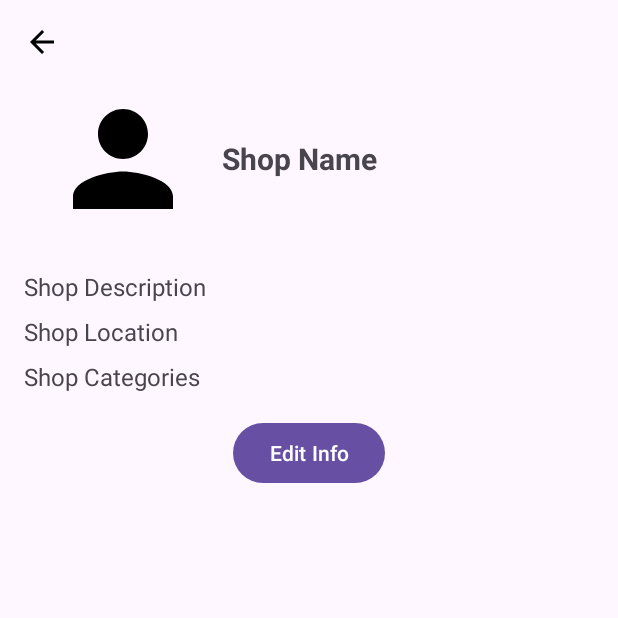
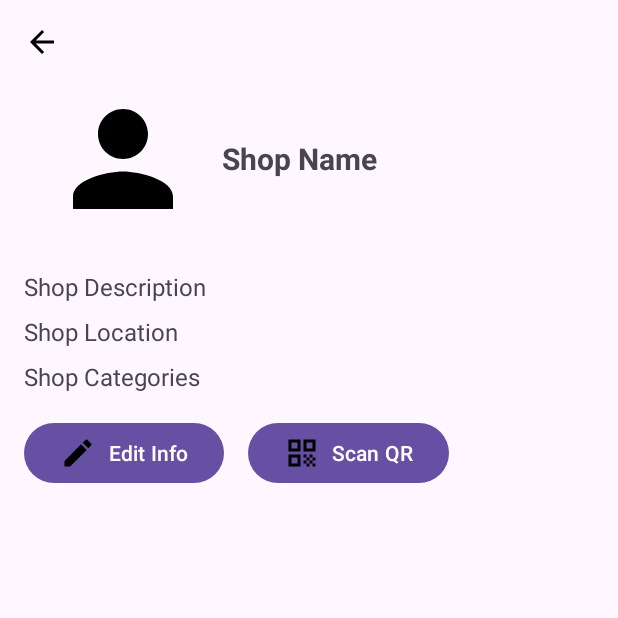
Before and after one commit to reeves63/VirtualMembership_MobileApp, an Android app: the ShopDetailActivity screen opened directly, with no data from a screen before it, on a phone screen of 412 x 824 dp, the top half of it. Run offline under Robolectric (Android 15) with nearby library versions, the phone set to English and light mode, and no system bars; our stand-ins replace Firebase (no records; nobody signed in at launch, a user with empty details on screens opened directly).

Commit message:
Wira (UωU)

```diff
--- a/app/src/main/res/layout/activity_shop_detail.xml
+++ b/app/src/main/res/layout/activity_shop_detail.xml
@@ -74,14 +74,34 @@
             android:textSize="16sp"
             android:layout_marginTop="8dp" />
 
-        <!-- Tombol untuk Edit Info Toko -->
-        <Button
-            android:id="@+id/buttonEditShopInfo"
+        <!-- Tombol Edit Info dan Scan QR -->
+        <LinearLayout
             android:layout_width="wrap_content"
             android:layout_height="wrap_content"
-            android:text="Edit Info"
-            android:layout_marginTop="16dp"
-            android:layout_gravity="center" />
+            android:orientation="horizontal"
+            android:gravity="center"
+            android:layout_marginTop="16dp">
+
+            <!-- Tombol Edit Info -->
+            <Button
+                android:id="@+id/buttonEditShopInfo"
+                android:layout_width="wrap_content"
+                android:layout_height="wrap_content"
+                android:drawableLeft="@drawable/ic_edit"
+                android:drawablePadding="8dp"
+                android:text="Edit Info"
+                android:layout_marginEnd="8dp" />
+
+            <!-- Tombol Scan QR -->
+            <Button
+                android:id="@+id/buttonScanQR"
+                android:layout_width="wrap_content"
+                android:layout_height="wrap_content"
+                android:drawableLeft="@drawable/ic_qr"
+                android:drawablePadding="8dp"
+                android:text="Scan QR"
+                android:layout_marginStart="8dp" />
+        </LinearLayout>
 
     </LinearLayout>
 </ScrollView>
--- a/gradle/libs.versions.toml
+++ b/gradle/libs.versions.toml
@@ -1,6 +1,6 @@
 [versions]
 agp = "8.6.0"
-kotlin = "1.9.0"
+kotlin = "1.9.21"
 coreKtx = "1.13.1"
 junit = "4.13.2"
 junitVersion = "1.2.1"
```
Also changed, not shown: app/src/main/java/com/example/uts_pagisore/ShopDetailActivity.kt (+49 -2 lines).
